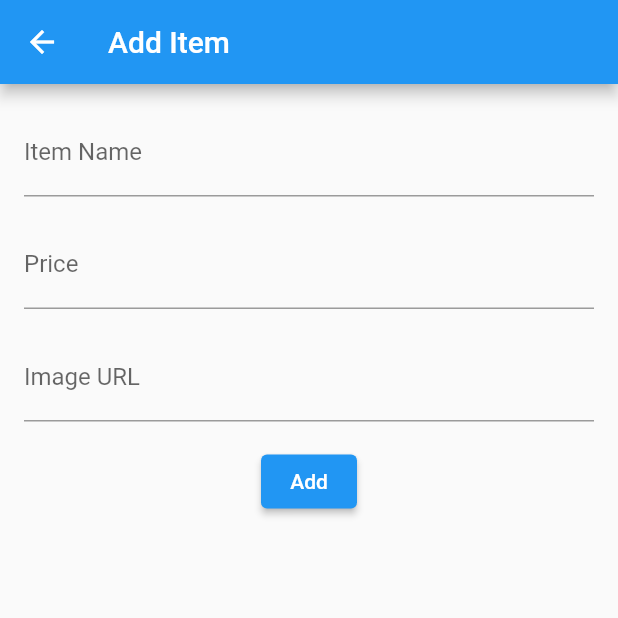
After one commit to UHMSchoolBook/App, a Flutter app: the EditItemPage screen opened directly, on a phone screen of 412 x 824 dp, the top half of it. The commit adds this screen. Run offline on Flutter 3.47's test engine with Material 2 defaults, Android fonts, the phone set to English and light mode, and no system bars; our stand-ins replace flutter_riverpod.

Commit message:
Marketplace_Done_Riverpod

```diff
--- a/lib/Feed/edit_feed.dart
+++ b/lib/Feed/edit_feed.dart
@@ -60,7 +60,7 @@ class EditFeedPage extends ConsumerWidget {
                 }
                 Navigator.of(context).pop();
               },
-              child: Text('Add'),
+              child: Text(feedId == null ? 'Add' : 'Update'),
             ),
           ],
         ),
--- /dev/null
+++ b/lib/MarketPlacePage/edit_Item.dart
@@ -0,0 +1,87 @@
+import 'package:flutter/material.dart';
+import 'package:flutter_riverpod/flutter_riverpod.dart';
+import '../data_model/marketplace_db.dart';
+import '../data_model/user_db.dart';
+
+class EditItemPage extends ConsumerWidget {
+  final String? itemId;
+
+  EditItemPage({this.itemId});
+
+  @override
+  Widget build(BuildContext context, WidgetRef ref) {
+    final _itemNameController = TextEditingController();
+    final _priceController = TextEditingController();
+    final _imagePathController = TextEditingController();
+    final currentUserID = ref.watch(currentUserIDProvider.notifier).state ?? '';
+
+    final item = ref.watch(MarketDBProvider).items.firstWhere(
+            (element) => element.item_id == itemId,
+        orElse: () => MarketData(
+            item_id: '',
+            name: '',
+            price: '',
+            imagePath: '',
+            student_id: ''
+        )
+    );
+
+    _itemNameController.text = item.name;
+    _priceController.text = item.price;
+    _imagePathController.text = item.imagePath;
+
+    return Scaffold(
+      appBar: AppBar(
+        title: Text(itemId == null ? 'Add Item' : 'Edit Item'),
+      ),
+      body: Padding(
+        padding: const EdgeInsets.all(16.0),
+        child: Column(
+          children: [
+            TextField(
+              controller: _itemNameController,
+              decoration: InputDecoration(labelText: 'Item Name'),
+            ),
+            SizedBox(height: 16),
+            TextField(
+              controller: _priceController,
+              decoration: InputDecoration(labelText: 'Price'),
+            ),
+            SizedBox(height: 16),
+            TextField(
+              controller: _imagePathController,
+              decoration: InputDecoration(labelText: 'Image URL'),
+            ),
+            SizedBox(height: 16),
+            ElevatedButton(
+              onPressed: () {
+                final marketDB = ref.read(MarketDBProvider);
+                if (itemId == null) {
+                  // Add new item
+                  marketDB.addItem(
+                    item_id: 'item-${(marketDB.items.length + 1).toString().padLeft(2, '0')}',
+                    name: _itemNameController.text,
+                    price: _priceController.text,
+                    imagePath: _imagePathController.text,
+                    student_id: currentUserID, // This should be the logged-in user's ID
+                  );
+                } else {
+                  // Update existing item
+                  marketDB.updateItem(
+                    item_id: itemId!,
+                    name: _itemNameController.text,
+                    price: _priceController.text,
+                    imagePath: _imagePathController.text,
+                    student_id: currentUserID, // This should be the logged-in user's ID
+                  );
+                }
+                Navigator.of(context).pop();
+              },
+              child: Text(itemId == null ? 'Add' : 'Update'),
+            ),
+          ],
+        ),
+      ),
+    );
+  }
+}
--- a/lib/data_model/marketplace_db.dart
+++ b/lib/data_model/marketplace_db.dart
@@ -1,4 +1,4 @@
-
+import 'package:flutter_riverpod/flutter_riverpod.dart';
 class MarketData {
   MarketData(
       {required this.item_id,
@@ -15,6 +15,8 @@ class MarketData {
 }
 
 class MarketDB {
+  MarketDB(this.ref);
+  final ProviderRef<MarketDB> ref;
   final List<MarketData> _items = [
     MarketData(
         item_id: 'item-001',
@@ -36,6 +38,43 @@ class MarketDB {
         student_id: 'user-003'),
   ];
   List<MarketData> get items => _items;
+
+  void addItem({
+    required String item_id,
+    required String name,
+    required String price,
+    required String imagePath,
+    required String student_id,}) {
+    String id = 'item-${(_items.length + 1).toString().padLeft(2, '0')}';
+    MarketData data = MarketData(
+      item_id: id,
+      name: name,
+      price: price,
+      imagePath: imagePath,
+      student_id: student_id,);
+    _items.add(data);
+  }
+
+
+  void updateItem({
+    required String item_id,
+    required String name,
+    required String price,
+    required String imagePath,
+    required String student_id,}) {
+    String id = 'feed-${(_items.length + 1).toString().padLeft(2, '0')}';
+    _items.removeWhere((MarketData) => MarketData.item_id == item_id);
+    MarketData data = MarketData(
+      item_id: id,
+      name: name,
+      price: price,
+      imagePath: imagePath,
+      student_id: student_id,);
+    _items.add(data);
+  }
 }
-/// The singleton instance providing access to all user data for clients.
-MarketDB marketDB = MarketDB();
+
+
+final MarketDBProvider = Provider<MarketDB>((ref) {
+  return MarketDB(ref);
+});
```
Also changed, not shown: lib/Feed/feed.dart (+13 -6 lines), lib/MarketPlacePage/edit_housesharing.dart (added, +86 -0 lines), lib/MarketPlacePage/marketplace.dart (+93 -20 lines), lib/data_model/housesharing_db.dart (+54 -9 lines).
